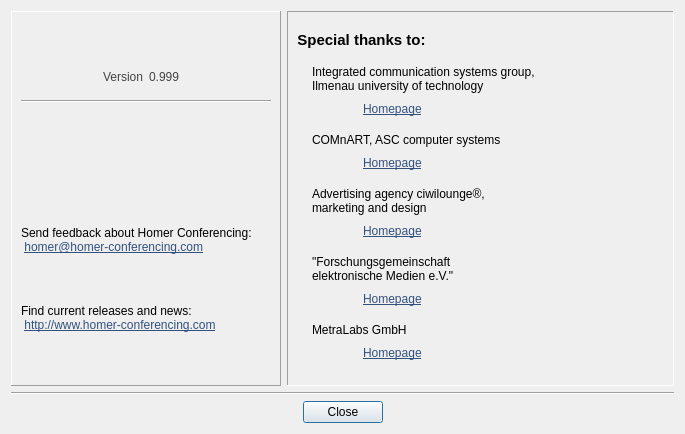
Homer-Conferencing/Homer-Conferencing, file Homer/forms/Dialogs/VersionDialog.ui: the form before one commit.
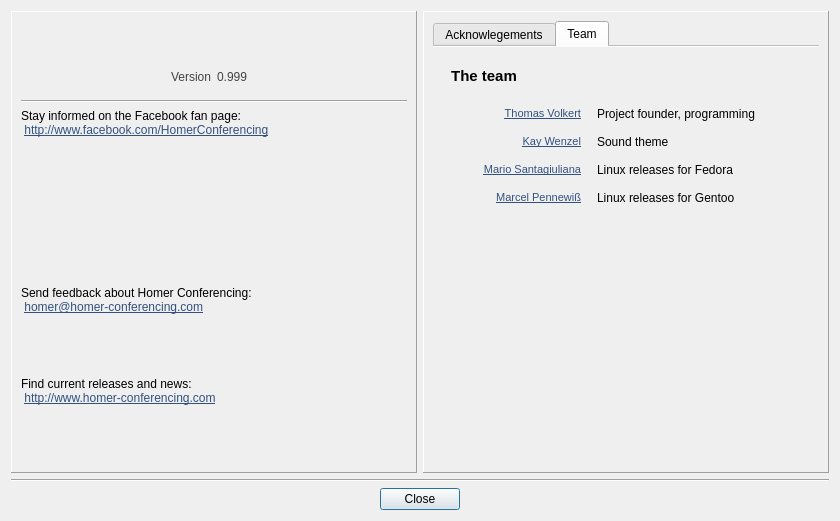
The form after the commit. The open tabs and pages were chosen to show the change. Icons and pictures are not drawn.

Commit message: - added facebook link to version info dialog - added team listing to version info dialog

```diff
--- a/Homer/forms/Dialogs/VersionDialog.ui
+++ b/Homer/forms/Dialogs/VersionDialog.ui
@@ -6,8 +6,8 @@
    <rect>
     <x>0</x>
     <y>0</y>
-    <width>685</width>
-    <height>434</height>
+    <width>840</width>
+    <height>521</height>
    </rect>
   </property>
   <property name="sizePolicy">
@@ -18,8 +18,8 @@
   </property>
   <property name="minimumSize">
    <size>
-    <width>0</width>
-    <height>0</height>
+    <width>840</width>
+    <height>505</height>
    </size>
   </property>
   <property name="windowTitle">
@@ -29,9 +29,9 @@
    <iconset resource="../../resources/Icons.qrc">
     <normaloff>:/images/LogoHomer3.png</normaloff>:/images/LogoHomer3.png</iconset>
   </property>
-  <layout class="QVBoxLayout" name="verticalLayout_4">
-   <item>
-    <layout class="QHBoxLayout" name="horizontalLayout_8" stretch="0,1">
+  <layout class="QGridLayout" name="gridLayout">
+   <item row="0" column="0">
+    <layout class="QHBoxLayout" name="horizontalLayout_8" stretch="0,0">
      <item>
       <widget class="QFrame" name="frame">
        <property name="frameShape">
@@ -217,6 +217,66 @@
           </property>
          </widget>
         </item>
+        <item>
+         <layout class="QHBoxLayout" name="horizontalLayout_15">
+          <item>
+           <widget class="QLabel" name="label_9">
+            <property name="minimumSize">
+             <size>
+              <width>22</width>
+              <height>0</height>
+             </size>
+            </property>
+            <property name="text">
+             <string>&lt;!DOCTYPE HTML PUBLIC &quot;-//W3C//DTD HTML 4.0//EN&quot; &quot;http://www.w3.org/TR/REC-html40/strict.dtd&quot;&gt;
+&lt;html&gt;&lt;head&gt;&lt;meta name=&quot;qrichtext&quot; content=&quot;1&quot; /&gt;&lt;style type=&quot;text/css&quot;&gt;
+p, li { white-space: pre-wrap; }
+&lt;/style&gt;&lt;/head&gt;&lt;body style=&quot; font-family:'Sans Serif'; font-size:8pt; font-weight:400; font-style:normal;&quot;&gt;
+&lt;p style=&quot; margin-top:0px; margin-bottom:0px; margin-left:0px; margin-right:0px; -qt-block-indent:0; text-indent:0px;&quot;&gt;&lt;span style=&quot; font-family:'Arial'; font-size:9pt;&quot;&gt;Stay informed on the Facebook fan page:&lt;/span&gt;&lt;/p&gt;
+&lt;p style=&quot; margin-top:0px; margin-bottom:0px; margin-left:0px; margin-right:0px; -qt-block-indent:0; text-indent:0px;&quot;&gt;&lt;span style=&quot; font-family:'Arial'; font-size:9pt;&quot;&gt; &lt;/span&gt;&lt;a href=&quot;http://www.facebook.com/HomerConferencing&quot;&gt;&lt;span style=&quot; font-family:'Arial'; font-size:9pt; text-decoration: underline; color:#33517e;&quot;&gt;http://www.facebook.com/HomerConferencing&lt;/span&gt;&lt;/a&gt;&lt;/p&gt;&lt;/body&gt;&lt;/html&gt;</string>
+            </property>
+            <property name="openExternalLinks">
+             <bool>true</bool>
+            </property>
+           </widget>
+          </item>
+          <item>
+           <spacer name="horizontalSpacer_19">
+            <property name="orientation">
+             <enum>Qt::Horizontal</enum>
+            </property>
+            <property name="sizeHint" stdset="0">
+             <size>
+              <width>10</width>
+              <height>20</height>
+             </size>
+            </property>
+           </spacer>
+          </item>
+          <item>
+           <widget class="QLabel" name="label_8">
+            <property name="minimumSize">
+             <size>
+              <width>22</width>
+              <height>22</height>
+             </size>
+            </property>
+            <property name="maximumSize">
+             <size>
+              <width>22</width>
+              <height>22</height>
+             </size>
+            </property>
+            <property name="pixmap">
+             <pixmap resource="../../resources/Icons.qrc">:/images/LogoFacebook.png</pixmap>
+            </property>
+            <property name="scaledContents">
+             <bool>true</bool>
+            </property>
+           </widget>
+          </item>
+         </layout>
+        </item>
         <item>
          <spacer name="verticalSpacer_3">
           <property name="orientation">
@@ -247,12 +307,6 @@
             <height>0</height>
            </size>
           </property>
-          <property name="maximumSize">
-           <size>
-            <width>250</width>
-            <height>16777215</height>
-           </size>
-          </property>
           <property name="font">
            <font>
             <family>Arial</family>
@@ -299,12 +353,6 @@
             <height>0</height>
            </size>
           </property>
-          <property name="maximumSize">
-           <size>
-            <width>230</width>
-            <height>16777215</height>
-           </size>
-          </property>
           <property name="font">
            <font>
             <family>Arial</family>
@@ -342,14 +390,42 @@
       </widget>
      </item>
      <item>
+      <widget class="QFrame" name="frame_3">
+       <property name="frameShape">
+        <enum>QFrame::Panel</enum>
+       </property>
+       <property name="frameShadow">
+        <enum>QFrame::Raised</enum>
+       </property>
+       <layout class="QVBoxLayout" name="verticalLayout_4">
+        <item>
+         <widget class="QTabWidget" name="tabWidget">
+          <property name="currentIndex">
+           <number>0</number>
+          </property>
+          <property name="elideMode">
+           <enum>Qt::ElideMiddle</enum>
+          </property>
+          <property name="documentMode">
+           <bool>true</bool>
+          </property>
+          <widget class="QWidget" name="tab">
+           <attribute name="title">
+            <string>Acknowlegements</string>
+           </attribute>
+           <layout class="QGridLayout" name="gridLayout_2">
+            <item row="0" column="0">
       <widget class="QFrame" name="frame_2">
        <property name="frameShape">
-        <enum>QFrame::Panel</enum>
+               <enum>QFrame::NoFrame</enum>
        </property>
        <property name="frameShadow">
         <enum>QFrame::Sunken</enum>
        </property>
        <layout class="QVBoxLayout" name="verticalLayout_7">
+               <property name="margin">
+                <number>0</number>
+               </property>
         <item>
          <layout class="QHBoxLayout" name="horizontalLayout">
           <item>
@@ -375,7 +451,7 @@
              </font>
             </property>
             <property name="text">
-             <string>Special thanks to:</string>
+                    <string>Special thanks to...</string>
             </property>
             <property name="alignment">
              <set>Qt::AlignCenter</set>
@@ -397,6 +473,22 @@
           </item>
          </layout>
         </item>
+               <item>
+                <spacer name="verticalSpacer_10">
+                 <property name="orientation">
+                  <enum>Qt::Vertical</enum>
+                 </property>
+                 <property name="sizeType">
+                  <enum>QSizePolicy::Fixed</enum>
+                 </property>
+                 <property name="sizeHint" stdset="0">
+                  <size>
+                   <width>20</width>
+                   <height>10</height>
+                  </size>
+                 </property>
+                </spacer>
+               </item>
         <item>
          <layout class="QHBoxLayout" name="horizontalLayout_3">
           <item>
@@ -428,7 +520,7 @@
               <property name="minimumSize">
                <size>
                 <width>250</width>
-                <height>0</height>
+                       <height>25</height>
                </size>
               </property>
               <property name="maximumSize">
@@ -441,8 +533,8 @@
                <string>&lt;!DOCTYPE HTML PUBLIC &quot;-//W3C//DTD HTML 4.0//EN&quot; &quot;http://www.w3.org/TR/REC-html40/strict.dtd&quot;&gt;
 &lt;html&gt;&lt;head&gt;&lt;meta name=&quot;qrichtext&quot; content=&quot;1&quot; /&gt;&lt;style type=&quot;text/css&quot;&gt;
 p, li { white-space: pre-wrap; }
-&lt;/style&gt;&lt;/head&gt;&lt;body style=&quot; font-family:'Bitstream Vera Sans'; font-size:9pt; font-weight:400; font-style:normal;&quot;&gt;
-&lt;p style=&quot; margin-top:0px; margin-bottom:0px; margin-left:0px; margin-right:0px; -qt-block-indent:0; text-indent:0px;&quot;&gt;&lt;span style=&quot; font-family:'Arial';&quot;&gt;Integrated communication systems group,&lt;br /&gt;Ilmenau university of technology&lt;/span&gt;&lt;/p&gt;&lt;/body&gt;&lt;/html&gt;</string>
+&lt;/style&gt;&lt;/head&gt;&lt;body style=&quot; font-family:'Sans Serif'; font-size:8pt; font-weight:400; font-style:normal;&quot;&gt;
+&lt;p style=&quot; margin-top:0px; margin-bottom:0px; margin-left:0px; margin-right:0px; -qt-block-indent:0; text-indent:0px;&quot;&gt;&lt;span style=&quot; font-family:'Arial'; font-size:9pt;&quot;&gt;ICS group, Ilmenau university of technology&lt;/span&gt;&lt;/p&gt;&lt;/body&gt;&lt;/html&gt;</string>
               </property>
               <property name="wordWrap">
                <bool>true</bool>
@@ -629,6 +721,22 @@
           </item>
          </layout>
         </item>
+               <item>
+                <spacer name="verticalSpacer_5">
+                 <property name="orientation">
+                  <enum>Qt::Vertical</enum>
+                 </property>
+                 <property name="sizeType">
+                  <enum>QSizePolicy::Fixed</enum>
+                 </property>
+                 <property name="sizeHint" stdset="0">
+                  <size>
+                   <width>20</width>
+                   <height>5</height>
+                  </size>
+                 </property>
+                </spacer>
+               </item>
         <item>
          <layout class="QHBoxLayout" name="horizontalLayout_9">
           <item>
@@ -660,7 +768,7 @@
               <property name="minimumSize">
                <size>
                 <width>190</width>
-                <height>0</height>
+                       <height>25</height>
                </size>
               </property>
               <property name="maximumSize">
@@ -864,6 +972,22 @@
           </item>
          </layout>
         </item>
+               <item>
+                <spacer name="verticalSpacer_6">
+                 <property name="orientation">
+                  <enum>Qt::Vertical</enum>
+                 </property>
+                 <property name="sizeType">
+                  <enum>QSizePolicy::Fixed</enum>
+                 </property>
+                 <property name="sizeHint" stdset="0">
+                  <size>
+                   <width>20</width>
+                   <height>5</height>
+                  </size>
+                 </property>
+                </spacer>
+               </item>
         <item>
          <layout class="QHBoxLayout" name="horizontalLayout_12">
           <item>
@@ -895,7 +1019,7 @@
               <property name="minimumSize">
                <size>
                 <width>230</width>
-                <height>0</height>
+                       <height>25</height>
                </size>
               </property>
               <property name="maximumSize">
@@ -1097,6 +1221,22 @@
           </item>
          </layout>
         </item>
+               <item>
+                <spacer name="verticalSpacer_7">
+                 <property name="orientation">
+                  <enum>Qt::Vertical</enum>
+                 </property>
+                 <property name="sizeType">
+                  <enum>QSizePolicy::Fixed</enum>
+                 </property>
+                 <property name="sizeHint" stdset="0">
+                  <size>
+                   <width>20</width>
+                   <height>5</height>
+                  </size>
+                 </property>
+                </spacer>
+               </item>
         <item>
          <layout class="QHBoxLayout" name="horizontalLayout_2">
           <item>
@@ -1128,7 +1268,7 @@
               <property name="minimumSize">
                <size>
                 <width>190</width>
-                <height>0</height>
+                       <height>25</height>
                </size>
               </property>
               <property name="maximumSize">
@@ -1332,6 +1472,22 @@
           </item>
          </layout>
         </item>
+               <item>
+                <spacer name="verticalSpacer_8">
+                 <property name="orientation">
+                  <enum>Qt::Vertical</enum>
+                 </property>
+                 <property name="sizeType">
+                  <enum>QSizePolicy::Fixed</enum>
+                 </property>
+                 <property name="sizeHint" stdset="0">
+                  <size>
+                   <width>20</width>
+                   <height>5</height>
+                  </size>
+                 </property>
+                </spacer>
+               </item>
         <item>
          <layout class="QHBoxLayout" name="horizontalLayout_4">
           <item>
@@ -1363,7 +1519,7 @@
               <property name="minimumSize">
                <size>
                 <width>130</width>
-                <height>0</height>
+                       <height>16</height>
                </size>
               </property>
               <property name="maximumSize">
@@ -1572,15 +1728,477 @@
       </widget>
      </item>
     </layout>
+          </widget>
+          <widget class="QWidget" name="tab_2">
+           <attribute name="title">
+            <string>Team</string>
+           </attribute>
+           <layout class="QGridLayout" name="gridLayout_4">
+            <item row="0" column="0">
+             <widget class="QFrame" name="frame_4">
+              <property name="frameShape">
+               <enum>QFrame::NoFrame</enum>
+              </property>
+              <property name="frameShadow">
+               <enum>QFrame::Raised</enum>
+              </property>
+              <layout class="QGridLayout" name="gridLayout_3">
+               <item row="0" column="0">
+                <layout class="QVBoxLayout" name="verticalLayout_9">
+                 <item>
+                  <layout class="QHBoxLayout" name="horizontalLayout_14">
+                   <item>
+                    <widget class="QLabel" name="mLbProgramName_3">
+                     <property name="minimumSize">
+                      <size>
+                       <width>0</width>
+                       <height>22</height>
+                      </size>
+                     </property>
+                     <property name="maximumSize">
+                      <size>
+                       <width>16777215</width>
+                       <height>22</height>
+                      </size>
+                     </property>
+                     <property name="font">
+                      <font>
+                       <family>Arial</family>
+                       <pointsize>11</pointsize>
+                       <weight>75</weight>
+                       <bold>true</bold>
+                      </font>
+                     </property>
+                     <property name="text">
+                      <string>The team</string>
+                     </property>
+                     <property name="alignment">
+                      <set>Qt::AlignCenter</set>
+                     </property>
+                    </widget>
    </item>
    <item>
+                    <spacer name="horizontalSpacer_17">
+                     <property name="orientation">
+                      <enum>Qt::Horizontal</enum>
+                     </property>
+                     <property name="sizeHint" stdset="0">
+                      <size>
+                       <width>40</width>
+                       <height>20</height>
+                      </size>
+                     </property>
+                    </spacer>
+                   </item>
+                  </layout>
+                 </item>
+                 <item>
+                  <spacer name="verticalSpacer_9">
+                   <property name="orientation">
+                    <enum>Qt::Vertical</enum>
+                   </property>
+                   <property name="sizeType">
+                    <enum>QSizePolicy::Fixed</enum>
+                   </property>
+                   <property name="sizeHint" stdset="0">
+                    <size>
+                     <width>20</width>
+                     <height>10</height>
+                    </size>
+                   </property>
+                  </spacer>
+                 </item>
+                 <item>
+                  <layout class="QHBoxLayout" name="horizontalLayout_16" stretch="1,0,0,0,1">
+                   <item>
+                    <spacer name="horizontalSpacer_18">
+                     <property name="orientation">
+                      <enum>Qt::Horizontal</enum>
+                     </property>
+                     <property name="sizeType">
+                      <enum>QSizePolicy::Fixed</enum>
+                     </property>
+                     <property name="sizeHint" stdset="0">
+                      <size>
+                       <width>20</width>
+                       <height>20</height>
+                      </size>
+                     </property>
+                    </spacer>
+                   </item>
+                   <item>
+                    <widget class="QLabel" name="label_2">
+                     <property name="minimumSize">
+                      <size>
+                       <width>110</width>
+                       <height>22</height>
+                      </size>
+                     </property>
+                     <property name="maximumSize">
+                      <size>
+                       <width>110</width>
+                       <height>16777215</height>
+                      </size>
+                     </property>
+                     <property name="font">
+                      <font>
+                       <family>Arial</family>
+                       <pointsize>9</pointsize>
+                      </font>
+                     </property>
+                     <property name="text">
+                      <string>&lt;!DOCTYPE HTML PUBLIC &quot;-//W3C//DTD HTML 4.0//EN&quot; &quot;http://www.w3.org/TR/REC-html40/strict.dtd&quot;&gt;
+&lt;html&gt;&lt;head&gt;&lt;meta name=&quot;qrichtext&quot; content=&quot;1&quot; /&gt;&lt;style type=&quot;text/css&quot;&gt;
+p, li { white-space: pre-wrap; }
+&lt;/style&gt;&lt;/head&gt;&lt;body style=&quot; font-family:'Arial'; font-size:8pt; font-weight:400; font-style:normal;&quot;&gt;
+&lt;p style=&quot; margin-top:0px; margin-bottom:0px; margin-left:0px; margin-right:0px; -qt-block-indent:0; text-indent:0px;&quot;&gt;&lt;a href=&quot;mailto:thomas@homer-conferencing.com&quot;&gt;&lt;span style=&quot; text-decoration: underline; color:#33517e;&quot;&gt;Thomas Volkert&lt;/span&gt;&lt;/a&gt;&lt;/p&gt;&lt;/body&gt;&lt;/html&gt;</string>
+                     </property>
+                     <property name="alignment">
+                      <set>Qt::AlignRight|Qt::AlignTrailing|Qt::AlignVCenter</set>
+                     </property>
+                    </widget>
+                   </item>
+                   <item>
+                    <spacer name="horizontalSpacer_26">
+                     <property name="orientation">
+                      <enum>Qt::Horizontal</enum>
+                     </property>
+                     <property name="sizeType">
+                      <enum>QSizePolicy::Fixed</enum>
+                     </property>
+                     <property name="sizeHint" stdset="0">
+                      <size>
+                       <width>10</width>
+                       <height>20</height>
+                      </size>
+                     </property>
+                    </spacer>
+                   </item>
+                   <item>
+                    <widget class="QLabel" name="label_13">
+                     <property name="text">
+                      <string>Project founder, programming</string>
+                     </property>
+                    </widget>
+                   </item>
+                   <item>
+                    <spacer name="horizontalSpacer_20">
+                     <property name="orientation">
+                      <enum>Qt::Horizontal</enum>
+                     </property>
+                     <property name="sizeHint" stdset="0">
+                      <size>
+                       <width>40</width>
+                       <height>20</height>
+                      </size>
+                     </property>
+                    </spacer>
+                   </item>
+                  </layout>
+                 </item>
+                 <item>
+                  <layout class="QHBoxLayout" name="horizontalLayout_23" stretch="1,0,0,0,1">
+                   <item>
+                    <spacer name="horizontalSpacer_27">
+                     <property name="orientation">
+                      <enum>Qt::Horizontal</enum>
+                     </property>
+                     <property name="sizeType">
+                      <enum>QSizePolicy::Fixed</enum>
+                     </property>
+                     <property name="sizeHint" stdset="0">
+                      <size>
+                       <width>20</width>
+                       <height>20</height>
+                      </size>
+                     </property>
+                    </spacer>
+                   </item>
+                   <item>
+                    <widget class="QLabel" name="label_14">
+                     <property name="minimumSize">
+                      <size>
+                       <width>110</width>
+                       <height>22</height>
+                      </size>
+                     </property>
+                     <property name="maximumSize">
+                      <size>
+                       <width>110</width>
+                       <height>16777215</height>
+                      </size>
+                     </property>
+                     <property name="font">
+                      <font>
+                       <family>Arial</family>
+                       <pointsize>9</pointsize>
+                      </font>
+                     </property>
+                     <property name="text">
+                      <string>&lt;!DOCTYPE HTML PUBLIC &quot;-//W3C//DTD HTML 4.0//EN&quot; &quot;http://www.w3.org/TR/REC-html40/strict.dtd&quot;&gt;
+&lt;html&gt;&lt;head&gt;&lt;meta name=&quot;qrichtext&quot; content=&quot;1&quot; /&gt;&lt;style type=&quot;text/css&quot;&gt;
+p, li { white-space: pre-wrap; }
+&lt;/style&gt;&lt;/head&gt;&lt;body style=&quot; font-family:'Arial'; font-size:8pt; font-weight:400; font-style:normal;&quot;&gt;
+&lt;p style=&quot; margin-top:0px; margin-bottom:0px; margin-left:0px; margin-right:0px; -qt-block-indent:0; text-indent:0px;&quot;&gt;&lt;a href=&quot;mailto:kay.wenzel@homer-conferencing.com&quot;&gt;&lt;span style=&quot; text-decoration: underline; color:#33517e;&quot;&gt;Kay Wenzel&lt;/span&gt;&lt;/a&gt;&lt;/p&gt;&lt;/body&gt;&lt;/html&gt;</string>
+                     </property>
+                     <property name="alignment">
+                      <set>Qt::AlignRight|Qt::AlignTrailing|Qt::AlignVCenter</set>
+                     </property>
+                    </widget>
+                   </item>
+                   <item>
+                    <spacer name="horizontalSpacer_28">
+                     <property name="orientation">
+                      <enum>Qt::Horizontal</enum>
+                     </property>
+                     <property name="sizeType">
+                      <enum>QSizePolicy::Fixed</enum>
+                     </property>
+                     <property name="sizeHint" stdset="0">
+                      <size>
+                       <width>10</width>
+                       <height>20</height>
+                      </size>
+                     </property>
+                    </spacer>
+                   </item>
+                   <item>
+                    <widget class="QLabel" name="label_15">
+                     <property name="text">
+                      <string>Sound theme</string>
+                     </property>
+                    </widget>
+                   </item>
+                   <item>
+                    <spacer name="horizontalSpacer_21">
+                     <property name="orientation">
+                      <enum>Qt::Horizontal</enum>
+                     </property>
+                     <property name="sizeHint" stdset="0">
+                      <size>
+                       <width>40</width>
+                       <height>20</height>
+                      </size>
+                     </property>
+                    </spacer>
+                   </item>
+                  </layout>
+                 </item>
+                 <item>
+                  <layout class="QHBoxLayout" name="horizontalLayout_24" stretch="1,0,0,0,1">
+                   <item>
+                    <spacer name="horizontalSpacer_29">
+                     <property name="orientation">
+                      <enum>Qt::Horizontal</enum>
+                     </property>
+                     <property name="sizeType">
+                      <enum>QSizePolicy::Fixed</enum>
+                     </property>
+                     <property name="sizeHint" stdset="0">
+                      <size>
+                       <width>20</width>
+                       <height>20</height>
+                      </size>
+                     </property>
+                    </spacer>
+                   </item>
+                   <item>
+                    <widget class="QLabel" name="label_16">
+                     <property name="minimumSize">
+                      <size>
+                       <width>110</width>
+                       <height>22</height>
+                      </size>
+                     </property>
+                     <property name="maximumSize">
+                      <size>
+                       <width>110</width>
+                       <height>16777215</height>
+                      </size>
+                     </property>
+                     <property name="font">
+                      <font>
+                       <family>Arial</family>
+                       <pointsize>9</pointsize>
+                      </font>
+                     </property>
+                     <property name="text">
+                      <string>&lt;!DOCTYPE HTML PUBLIC &quot;-//W3C//DTD HTML 4.0//EN&quot; &quot;http://www.w3.org/TR/REC-html40/strict.dtd&quot;&gt;
+&lt;html&gt;&lt;head&gt;&lt;meta name=&quot;qrichtext&quot; content=&quot;1&quot; /&gt;&lt;style type=&quot;text/css&quot;&gt;
+p, li { white-space: pre-wrap; }
+&lt;/style&gt;&lt;/head&gt;&lt;body style=&quot; font-family:'Arial'; font-size:8pt; font-weight:400; font-style:normal;&quot;&gt;
+&lt;p style=&quot; margin-top:0px; margin-bottom:0px; margin-left:0px; margin-right:0px; -qt-block-indent:0; text-indent:0px;&quot;&gt;&lt;a href=&quot;mailto:fedora@marionline.it&quot;&gt;&lt;span style=&quot; text-decoration: underline; color:#33517e;&quot;&gt;Mario Santagiuliana&lt;/span&gt;&lt;/a&gt;&lt;/p&gt;&lt;/body&gt;&lt;/html&gt;</string>
+                     </property>
+                     <property name="alignment">
+                      <set>Qt::AlignRight|Qt::AlignTrailing|Qt::AlignVCenter</set>
+                     </property>
+                    </widget>
+                   </item>
+                   <item>
+                    <spacer name="horizontalSpacer_30">
+                     <property name="orientation">
+                      <enum>Qt::Horizontal</enum>
+                     </property>
+                     <property name="sizeType">
+                      <enum>QSizePolicy::Fixed</enum>
+                     </property>
+                     <property name="sizeHint" stdset="0">
+                      <size>
+                       <width>10</width>
+                       <height>20</height>
+                      </size>
+                     </property>
+                    </spacer>
+                   </item>
+                   <item>
+                    <widget class="QLabel" name="label_17">
+                     <property name="text">
+                      <string>Linux releases for Fedora</string>
+                     </property>
+                    </widget>
+                   </item>
+                   <item>
+                    <spacer name="horizontalSpacer_22">
+                     <property name="orientation">
+                      <enum>Qt::Horizontal</enum>
+                     </property>
+                     <property name="sizeHint" stdset="0">
+                      <size>
+                       <width>40</width>
+                       <height>20</height>
+                      </size>
+                     </property>
+                    </spacer>
+                   </item>
+                  </layout>
+                 </item>
+                 <item>
+                  <layout class="QHBoxLayout" name="horizontalLayout_25" stretch="1,0,0,0,1">
+                   <item>
+                    <spacer name="horizontalSpacer_31">
+                     <property name="orientation">
+                      <enum>Qt::Horizontal</enum>
+                     </property>
+                     <property name="sizeType">
+                      <enum>QSizePolicy::Fixed</enum>
+                     </property>
+                     <property name="sizeHint" stdset="0">
+                      <size>
+                       <width>20</width>
+                       <height>20</height>
+                      </size>
+                     </property>
+                    </spacer>
+                   </item>
+                   <item>
+                    <widget class="QLabel" name="label_18">
+                     <property name="minimumSize">
+                      <size>
+                       <width>110</width>
+                       <height>22</height>
+                      </size>
+                     </property>
+                     <property name="maximumSize">
+                      <size>
+                       <width>110</width>
+                       <height>16777215</height>
+                      </size>
+                     </property>
+                     <property name="font">
+                      <font>
+                       <family>Arial</family>
+                       <pointsize>9</pointsize>
+                      </font>
+                     </property>
+                     <property name="text">
+                      <string>&lt;!DOCTYPE HTML PUBLIC &quot;-//W3C//DTD HTML 4.0//EN&quot; &quot;http://www.w3.org/TR/REC-html40/strict.dtd&quot;&gt;
+&lt;html&gt;&lt;head&gt;&lt;meta name=&quot;qrichtext&quot; content=&quot;1&quot; /&gt;&lt;style type=&quot;text/css&quot;&gt;
+p, li { white-space: pre-wrap; }
+&lt;/style&gt;&lt;/head&gt;&lt;body style=&quot; font-family:'Arial'; font-size:8pt; font-weight:400; font-style:normal;&quot;&gt;
+&lt;p style=&quot; margin-top:0px; margin-bottom:0px; margin-left:0px; margin-right:0px; -qt-block-indent:0; text-indent:0px;&quot;&gt;&lt;a href=&quot;mailto:marcel.pennewiss@tu-ilmenau.de&quot;&gt;&lt;span style=&quot; text-decoration: underline; color:#33517e;&quot;&gt;Marcel Pennewiß&lt;/span&gt;&lt;/a&gt;&lt;/p&gt;&lt;/body&gt;&lt;/html&gt;</string>
+                     </property>
+                     <property name="alignment">
+                      <set>Qt::AlignRight|Qt::AlignTrailing|Qt::AlignVCenter</set>
+                     </property>
+                    </widget>
+                   </item>
+                   <item>
+                    <spacer name="horizontalSpacer_32">
+                     <property name="orientation">
+                      <enum>Qt::Horizontal</enum>
+                     </property>
+                     <property name="sizeType">
+                      <enum>QSizePolicy::Fixed</enum>
+                     </property>
+                     <property name="sizeHint" stdset="0">
+                      <size>
+                       <width>10</width>
+                       <height>20</height>
+                      </size>
+                     </property>
+                    </spacer>
+                   </item>
+                   <item>
+                    <widget class="QLabel" name="label_19">
+                     <property name="text">
+                      <string>Linux releases for Gentoo</string>
+                     </property>
+                    </widget>
+                   </item>
+                   <item>
+                    <spacer name="horizontalSpacer_23">
+                     <property name="orientation">
+                      <enum>Qt::Horizontal</enum>
+                     </property>
+                     <property name="sizeHint" stdset="0">
+                      <size>
+                       <width>40</width>
+                       <height>20</height>
+                      </size>
+                     </property>
+                    </spacer>
+                   </item>
+                  </layout>
+                 </item>
+                 <item>
+                  <spacer name="verticalSpacer_4">
+                   <property name="orientation">
+                    <enum>Qt::Vertical</enum>
+                   </property>
+                   <property name="sizeHint" stdset="0">
+                    <size>
+                     <width>20</width>
+                     <height>40</height>
+                    </size>
+                   </property>
+                  </spacer>
+                 </item>
+                </layout>
+               </item>
+              </layout>
+             </widget>
+            </item>
+           </layout>
+           <zorder>layoutWidget</zorder>
+           <zorder>horizontalLayoutWidget</zorder>
+           <zorder>layoutWidget</zorder>
+           <zorder>frame_4</zorder>
+          </widget>
+         </widget>
+        </item>
+       </layout>
+      </widget>
+     </item>
+    </layout>
+   </item>
+   <item row="1" column="0">
     <widget class="Line" name="line">
      <property name="orientation">
       <enum>Qt::Horizontal</enum>
      </property>
     </widget>
    </item>
-   <item>
+   <item row="2" column="0">
     <widget class="QDialogButtonBox" name="buttonBox">
      <property name="standardButtons">
       <set>QDialogButtonBox::Close</set>
```
Left out of the diff: 4 changed lines with no effect on the pictures. Lines whose indentation alone changed are shown as unchanged. The commit also changes 2 other files.
